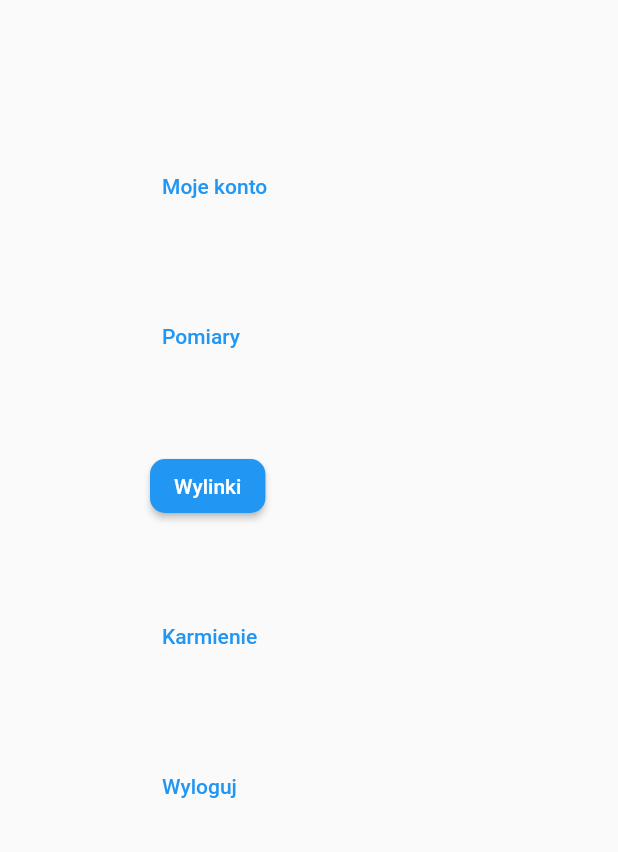
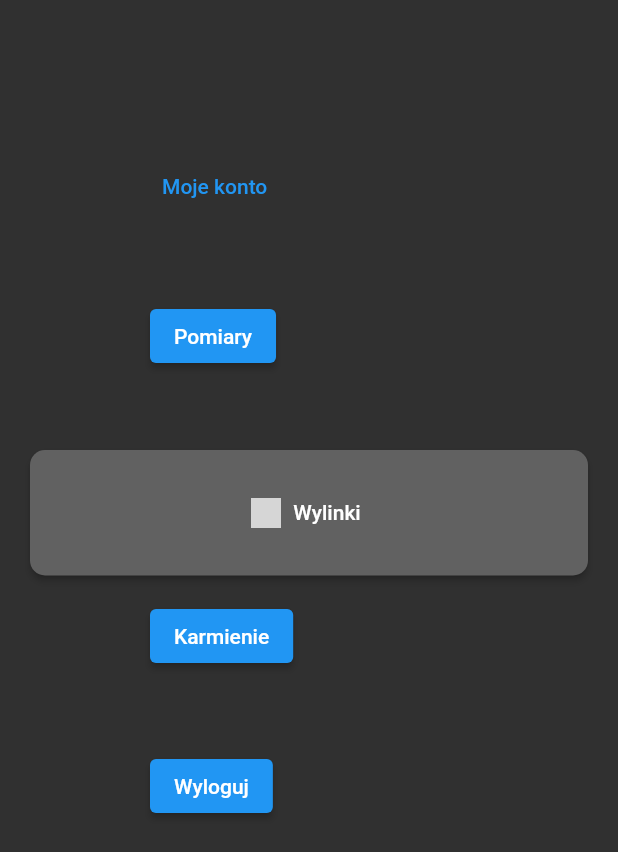
Before and after one commit to Akoszewski/dziennik-zwierzat, a Flutter app: the Menu screen opened directly, on a phone screen of 412 x 824 dp. Shown: the top 852 px of the screen. Run offline on Flutter 3.47's test engine with Material 2 defaults, Android fonts, the phone set to English and light mode, and no system bars; our stand-ins replace flutter_phoenix, sqflite, webview_flutter; missing offline and left inert: flutter_barcode_scanner; accounts and stored records are empty; grey boxes are pictures that could not be loaded.

Commit message:
Button style

```diff
--- a/lib/main.dart
+++ b/lib/main.dart
@@ -45,9 +45,9 @@ class MyApp extends StatelessWidget {
     return MaterialApp(
       title: 'Communication Bridge',
       theme: ThemeData(
-        primarySwatch: Colors.blue,
-        visualDensity: VisualDensity.adaptivePlatformDensity,
-      ),
+          // primaryColor: buttonColor,
+          // primarySwatch: buttonColor,
+          visualDensity: VisualDensity.adaptivePlatformDensity),
       home: MyHomePage(title: 'Native - JS Communication Bridge'),
     );
   }
@@ -59,12 +59,22 @@ class Menu extends StatelessWidget {
     double screenWidth = MediaQuery.of(context).size.width;
     double screenHeight = MediaQuery.of(context).size.height;
     double buttonHeight = 0.1015 * screenHeight;
+    double btnMargin = 20;
+
+    // Color bgColor = Color(0x373c42);
+    // Color buttonColor = Color(0x4a4f55);
+    // Color logoutButtonColor = Color(0x3f424c);
+
+    Color bgColor = Colors.grey[850];
+    Color buttonColor = Colors.grey[700];
+    Color logoutButtonColor = Color(0x3f424c);
 
     return WillPopScope(
       onWillPop: () async {
         return;
       },
       child: Scaffold(
+        backgroundColor: bgColor,
         body: Center(
           child: Stack(
             children: <Widget>[
@@ -84,7 +94,7 @@ class Menu extends StatelessWidget {
               Positioned(
                 top: 200,
                 left: 100,
-                child: TextButton(
+                child: ElevatedButton(
                   onPressed: () async {
                     String barcodeScanRes =
                         await FlutterBarcodeScanner.scanBarcode(
@@ -106,9 +116,15 @@ class Menu extends StatelessWidget {
               ),
               Positioned(
                 top: 300,
-                left: 100,
-                child: ElevatedButton(
+                left: btnMargin,
+                child: ConstrainedBox(
+                  constraints: BoxConstraints.tightFor(
+                      width: screenWidth - 2 * btnMargin, height: buttonHeight),
+                  child: ElevatedButton.icon(
+                    icon: Image.asset('./assets/img/icon1.png', height: 20, width: 20, color: Colors.white),
                     style: ButtonStyle(
+                      backgroundColor:
+                          MaterialStateProperty.all<Color>(buttonColor),
                       shape: MaterialStateProperty.all<RoundedRectangleBorder>(
                         RoundedRectangleBorder(
                           borderRadius: BorderRadius.circular(10.0),
@@ -128,17 +144,19 @@ class Menu extends StatelessWidget {
                         print("Scanning result: " + barcodeScanRes);
                         Navigator.push(
                           context,
-                        MaterialPageRoute(builder: (context) => Index(urlToGo)),
+                          MaterialPageRoute(
+                              builder: (context) => Index(urlToGo)),
                         );
                       }
                     },
-                  child: Text('Wylinki'),
+                    label: Text('Wylinki'),
+                  ),
                 ),
               ),
               Positioned(
                 top: 400,
                 left: 100,
-                child: TextButton(
+                child: ElevatedButton(
                   onPressed: () async {
                     String barcodeScanRes =
                         await FlutterBarcodeScanner.scanBarcode(
@@ -161,7 +179,7 @@ class Menu extends StatelessWidget {
               Positioned(
                 top: 500,
                 left: 100,
-                child: TextButton(
+                child: ElevatedButton(
                   onPressed: () async {
                     Phoenix.rebirth(context);
                   },
```
Also changed, not shown: pubspec.yaml (+6 -3 lines). Lines whose indentation alone changed are shown as unchanged.
